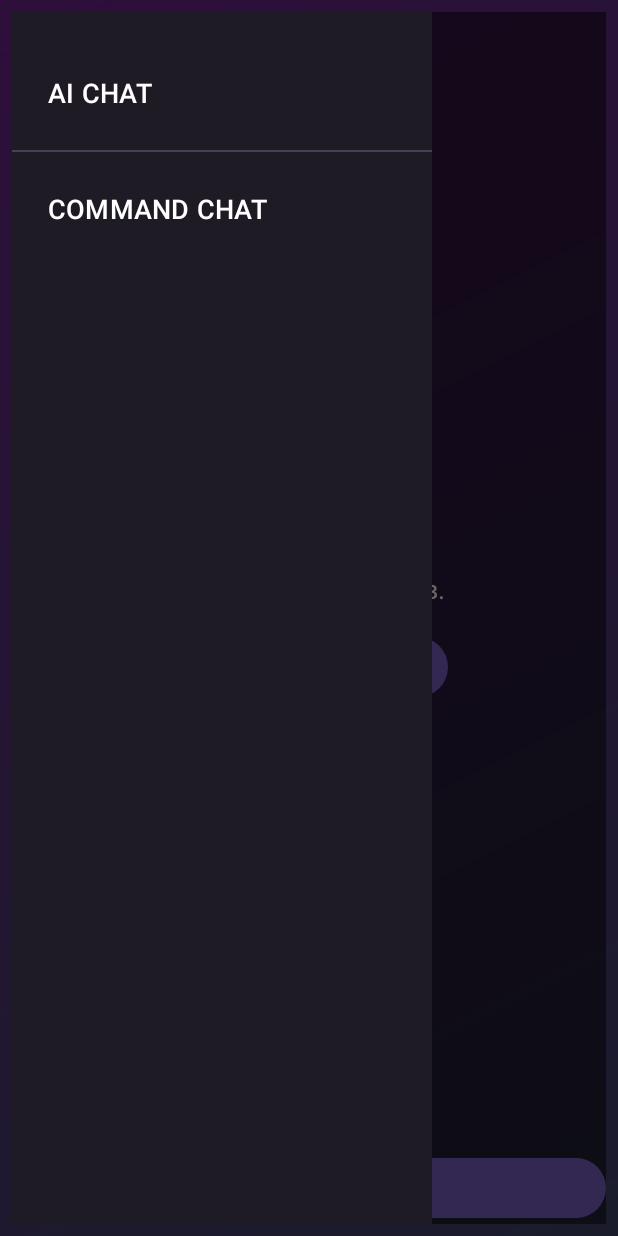
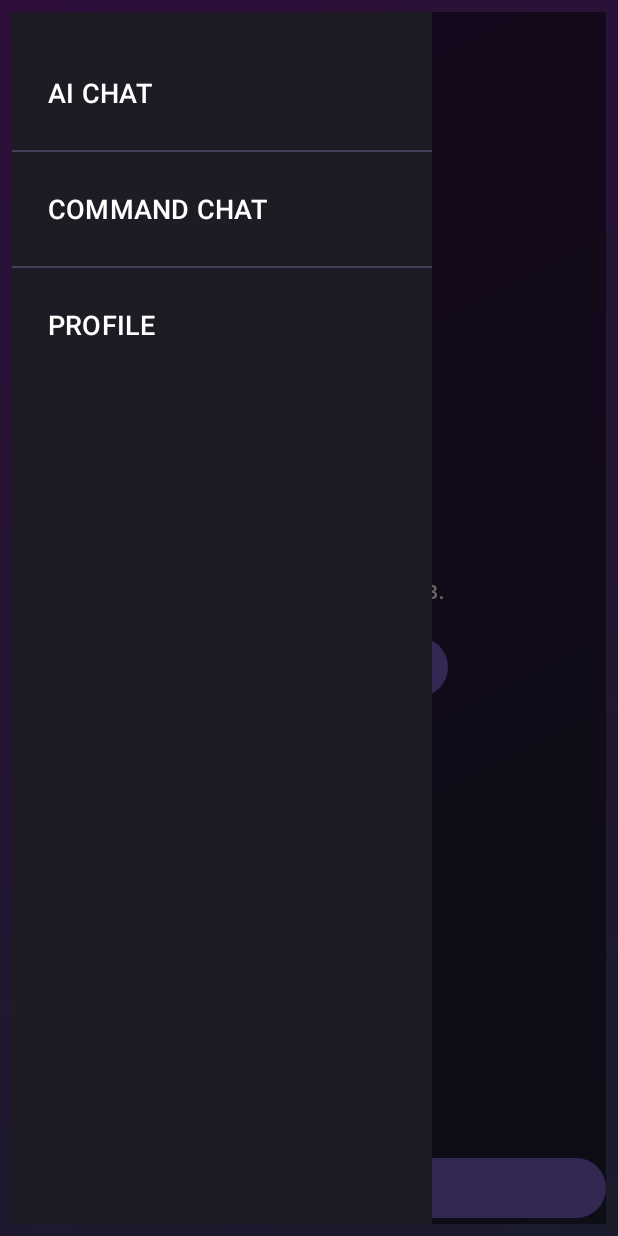
Before and after one commit to FTCrimson/Project_Help, an Android app: the CommandChatFragment screen opened through its navigation route, after a tap on "Открыть меню", on a phone screen of 412 x 824 dp. Run offline under Robolectric (Android 15) with nearby library versions, the light colour scheme and no system bars; our stand-ins replace Firebase (no records; nobody signed in at launch, a user with empty details on screens opened directly); pictures from the network do not load.

Commit message:
commit_15_added_some_nav_features

```diff
--- a/app/src/main/java/data/commandchat_api/chat.kt
+++ b/app/src/main/java/data/commandchat_api/chat.kt
@@ -7,6 +7,6 @@ data class Chat(
     val name: String = "New Chat",
     val creatorId: String = "",
     val members: List<String> = emptyList(),
-    val createdAt: Date? = null, // Делаем Nullable на случай, если поле отсутствует
-    val lastMessageTimestamp: Date? = null // Делаем Nullable
+    val createdAt: Date? = null,
+    val lastMessageTimestamp: Date? = null
 )
--- a/app/src/main/java/domain/fragments/ChatFragment.kt
+++ b/app/src/main/java/domain/fragments/ChatFragment.kt
@@ -149,6 +149,12 @@ class ChatFragment : Fragment() {
         binding.commandChatButton.setOnClickListener {
             // Проверяем на null перед использованием findNavController
             findNavController().navigate(R.id.action_ChatFragment_to_CommandChatFragment)
+            closeDrawer()
+        }
+
+        binding.ProfileButton.setOnClickListener {
+            // Проверяем на null перед использованием findNavController
+            findNavController().navigate(R.id.action_ChatFragment_to_ProfileFragment)
             closeDrawer()
         }
 
--- a/app/src/main/java/domain/fragments/CommandChatFragment.kt
+++ b/app/src/main/java/domain/fragments/CommandChatFragment.kt
@@ -82,6 +82,11 @@ class CommandChatFragment : Fragment() {
             if (currentDestinationId != R.id.NeuroChatFragment) {
                 findNavController().navigate(R.id.NeuroChatFragment)
             }
+        }
+
+        binding.ProfileButton.setOnClickListener {
+            findNavController().navigate(R.id.action_CommandChatFragment_to_ProfileFragment)
+            closeDrawer()
         }
 
         binding.root.findViewById<Button>(R.id.commandChatButton).setOnClickListener {
--- a/app/src/main/java/domain/profile/ProfileFragment.kt
+++ b/app/src/main/java/domain/profile/ProfileFragment.kt
@@ -46,6 +46,10 @@ class ProfileFragment : Fragment() {
 
         binding.btnProject.setOnClickListener {
             findNavController().navigate(R.id.action_ProfileFragment_to_RoleSelectionFragment)
+        }
+
+        binding.btnCommandChat.setOnClickListener {
+            findNavController().navigate(R.id.action_ProfileFragment_to_CommandChatFragment)
         }
 
         binding.btnLogout.setOnClickListener {
--- a/app/src/main/res/layout/fragment_command_chat.xml
+++ b/app/src/main/res/layout/fragment_command_chat.xml
@@ -150,6 +150,26 @@
                 android:paddingStart="24dp"
                 android:drawableStart="@drawable/ic_command"
                 style="@style/TextAppearance.AppCompat.Widget.Button"/>
+
+            <View
+                android:layout_width="match_parent"
+                android:layout_height="1dp"
+                android:background="#454059"
+                android:layout_marginVertical="8dp"/>
+
+            <Button
+                android:id="@+id/ProfileButton"
+                android:layout_width="match_parent"
+                android:layout_height="60dp"
+                android:text="Profile"
+                android:textColor="#FFFFFF"
+                android:background="?attr/selectableItemBackgroundBorderless"
+                android:textSize="18sp"
+                android:drawablePadding="16dp"
+                android:gravity="start|center_vertical"
+                android:paddingStart="24dp"
+                android:drawableStart="@drawable/ic_command"
+                style="@style/TextAppearance.AppCompat.Widget.Button"/>
         </LinearLayout>
     </androidx.constraintlayout.widget.ConstraintLayout>
 
--- a/app/src/main/res/navigation/nav_graph.xml
+++ b/app/src/main/res/navigation/nav_graph.xml
@@ -51,6 +51,10 @@
         <action
             android:id="@+id/action_ProfileFragment_to_RoleSelectionFragment"
             app:destination="@id/roleSelectionFragment" />
+
+        <action
+            android:id="@+id/action_ProfileFragment_to_CommandChatFragment"
+            app:destination="@id/CommandChatFragment" />
 
     </fragment>
 
@@ -111,6 +115,10 @@
             android:id="@+id/action_NeuroChatFragment_to_CommandChatFragment"
             app:destination="@id/CommandChatFragment" />
 
+        <action
+            android:id="@+id/action_NeuroChatFragment_to_ProfileFragment"
+            app:destination="@id/profileFragment" />
+
     </fragment>
 
     <fragment
@@ -126,6 +134,10 @@
             android:id="@+id/action_CommandChatFragment_to_ChatFragment"
             app:destination="@id/ChatFragment" />
 
+        <action
+            android:id="@+id/action_CommandChatFragment_to_ProfileFragment"
+            app:destination="@id/profileFragment" />
+
     </fragment>
 
     <fragment
@@ -140,6 +152,10 @@
         <action
             android:id="@+id/action_ChatFragment_to_NeuroChatFragment"
             app:destination="@id/NeuroChatFragment" />
+
+        <action
+            android:id="@+id/action_ChatFragment_to_ProfileFragment"
+            app:destination="@id/profileFragment" />
 
     </fragment>
 
```
Also changed, not shown: app/src/main/java/domain/fragments/CombinationsFragment.kt (+8 -4 lines), app/src/main/java/domain/fragments/NeuroChatFragment.kt (+7 -2 lines), app/src/main/res/layout/fragment_chat.xml (+20 -0 lines), app/src/main/res/layout/fragment_neuro_chat.xml (+20 -0 lines), app/src/main/res/layout/fragment_profile.xml (+11 -0 lines).
